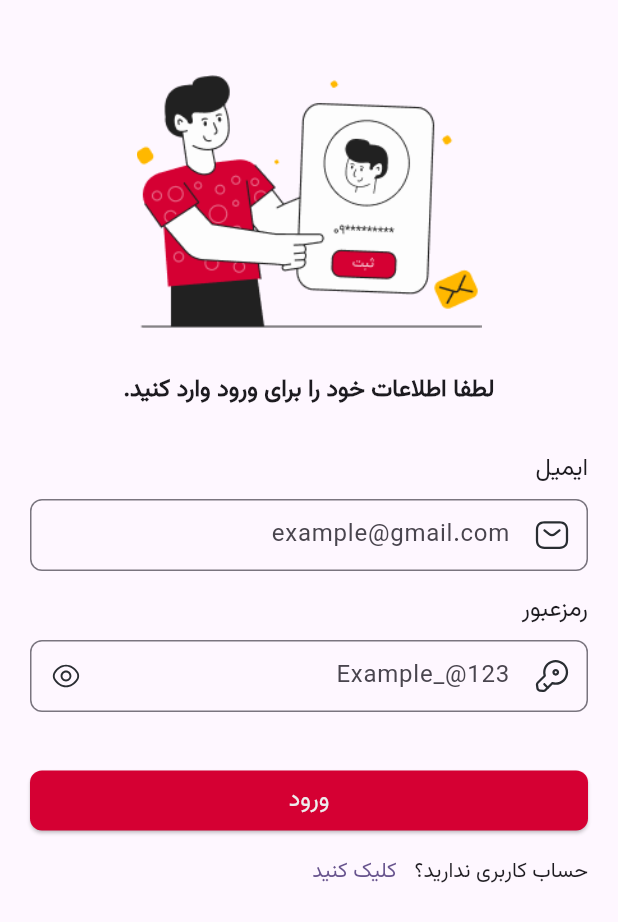
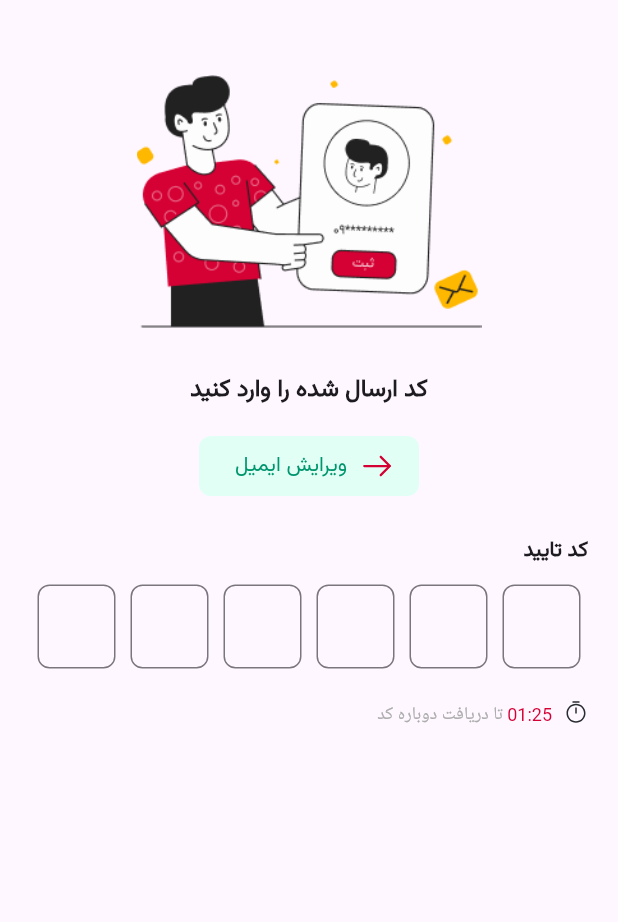
Before and after one commit to Nariman-Fallahi/khabarnameh-flutter, a Flutter app: the screen it shows after launch, on a phone screen of 412 x 824 dp. Shown: the top 922 px of the screen. Run offline on Flutter 3.47's test engine with Material 3 defaults, Android fonts, the phone set to English and light mode, and no system bars; our stand-ins replace flutter_svg, toastification.

Commit message:
Create OTP Widget. Add Text Theme.

```diff
--- a/lib/constants/icons.dart
+++ b/lib/constants/icons.dart
@@ -1,4 +1,10 @@
-const String registerIcon = 'assets/image/registerIcon.png';
+const String registerIcon = 'assets/image/register.png';
 const String userIcon = "assets/icons/user.svg";
 const String emailIcon = "assets/icons/email.svg";
 const String keyIcon = "assets/icons/key.svg";
+const String eyeIcon = "assets/icons/eye.svg";
+const String eyeSlash = "assets/icons/eye-slash.svg";
+const String otpIcon = "assets/icons/otp.svg";
+const String arrowRight = "assets/icons/arrow-right-1.svg";
+const String timerIcon = "assets/icons/timer.svg";
+const String dangerIcon = "assets/icons/danger.svg";
--- a/lib/constants/strings.dart
+++ b/lib/constants/strings.dart
@@ -1,4 +1,5 @@
 const String signUpHeaderText = 'لطفا اطلاعات خود را برای ثبت‌ نام وارد کنید.';
 const String loginHeaderText = 'لطفا اطلاعات خود را برای ورود وارد کنید.';
-const String alreadyHaveAccount = 'قبلا حساب کاربری دارید؟';
-const String dontHaveAccount = 'حساب کاربری ندارید؟';
+const String alreadyHaveAccountText = 'قبلا حساب کاربری دارید؟';
+const String dontHaveAccountText = 'حساب کاربری ندارید؟';
+const String emptyFieldText = 'مقدار این فیلد نمیتواند خالی باشد.';
--- a/lib/main.dart
+++ b/lib/main.dart
@@ -1,6 +1,7 @@
 import 'package:flutter/material.dart';
 import 'package:flutter_localizations/flutter_localizations.dart';
 import 'package:myapp/screens/login_screen.dart';
+import 'package:myapp/screens/otp_screen.dart';
 
 void main() {
   runApp(
@@ -25,10 +26,11 @@ class MyApp extends StatelessWidget {
       ],
       debugShowCheckedModeBanner: false,
       theme: ThemeData(
-          colorScheme: ColorScheme.fromSeed(seedColor: Colors.deepPurple),
-          useMaterial3: true,
-          fontFamily: 'vazirmatnR'),
-      home: const LoginScreen(),
+        colorScheme: ColorScheme.fromSeed(seedColor: Colors.deepPurple),
+        useMaterial3: true,
+        fontFamily: 'vazirmatnR',
+      ),
+      home: const OtpScreen(),
     );
   }
 }
--- a/lib/screens/login_screen.dart
+++ b/lib/screens/login_screen.dart
@@ -17,6 +17,13 @@ class _LoginScreenState extends State<LoginScreen> {
   final _formKey = GlobalKey<FormState>();
   final TextEditingController _emailController = TextEditingController();
   final TextEditingController _passwordController = TextEditingController();
+
+  @override
+  void dispose() {
+    _emailController.dispose();
+    _passwordController.dispose();
+    super.dispose();
+  }
 
   @override
   Widget build(BuildContext context) {
--- /dev/null
+++ b/lib/screens/otp_screen.dart
@@ -0,0 +1,102 @@
+import 'package:flutter/material.dart';
+import 'package:flutter_svg/flutter_svg.dart';
+import 'package:myapp/constants/icons.dart';
+import 'package:myapp/theme/app_colors.dart';
+import 'package:myapp/theme/app_text_theme.dart';
+import 'package:myapp/utils/show_toast.dart';
+import 'package:myapp/widgets/register/header.dart';
+import 'package:myapp/widgets/register/otp_field.dart';
+import 'package:toastification/toastification.dart';
+
+class OtpScreen extends StatefulWidget {
+  const OtpScreen({super.key});
+
+  @override
+  State<OtpScreen> createState() => _OtpScreenState();
+}
+
+class _OtpScreenState extends State<OtpScreen> {
+  final ValueNotifier<bool> _isError = ValueNotifier(false);
+  late String _otp;
+
+  _onOtpChanged(String value) {
+    setState(() {
+      _otp = value;
+    });
+  }
+
+  @override
+  Widget build(BuildContext context) {
+    return Scaffold(
+        body: Padding(
+      padding: const EdgeInsets.all(20),
+      child: SingleChildScrollView(
+        child: Column(
+          crossAxisAlignment: CrossAxisAlignment.center,
+          children: [
+            const Header(label: 'کد ارسال شده را وارد کنید'),
+            const SizedBox(
+              height: 15,
+            ),
+            ElevatedButton.icon(
+              onPressed: () {
+                showToastification(
+                    text: 'ارور',
+                    type: ToastificationType.error,
+                    context: context);
+              },
+              label: Text(
+                'ویرایش ایمیل',
+                style: AppTextTheme.buttonMD.copyWith(color: AppColors.success),
+              ),
+              icon: SvgPicture.asset(
+                arrowRight,
+                colorFilter:
+                    const ColorFilter.mode(AppColors.primary, BlendMode.srcIn),
+              ),
+              style: ElevatedButton.styleFrom(
+                  backgroundColor: AppColors.success3,
+                  elevation: 0,
+                  shape: RoundedRectangleBorder(
+                      borderRadius: BorderRadius.circular(8))),
+            ),
+            const SizedBox(
+              height: 20,
+            ),
+            const SizedBox(
+                width: double.infinity,
+                child: Text(
+                  'کد تایید',
+                  style: AppTextTheme.h6,
+                )),
+            const SizedBox(height: 10),
+            OtpField(
+              onOtpChanged: _onOtpChanged,
+              isError: _isError,
+            ),
+            const SizedBox(height: 8),
+            Row(
+              children: [
+                SvgPicture.asset(timerIcon, width: 16),
+                const SizedBox(width: 8),
+                RichText(
+                  text: TextSpan(
+                    text: '01:25 ',
+                    style: AppTextTheme.captionMD
+                        .copyWith(color: AppColors.primary),
+                    children: [
+                      TextSpan(
+                          text: 'تا دریافت دوباره کد',
+                          style: AppTextTheme.captionMD
+                              .copyWith(color: AppColors.grey7)),
+                    ],
+                  ),
+                ),
+              ],
+            ),
+          ],
+        ),
+      ),
+    ));
+  }
+}
--- a/lib/screens/sign_up_screen.dart
+++ b/lib/screens/sign_up_screen.dart
@@ -28,6 +28,14 @@ class _SignUpScreenState extends State<SignUpScreen> {
     super.initState();
     ApiService apiService = ApiService();
     userRepository = UserRepository(apiService);
+  }
+
+  @override
+  void dispose() {
+    _fullNameController.dispose();
+    _emailController.dispose();
+    _passwordController.dispose();
+    super.dispose();
   }
 
   // void registerUser() async {
--- a/lib/theme/app_colors.dart
+++ b/lib/theme/app_colors.dart
@@ -4,4 +4,7 @@ class AppColors {
   static const Color primary = Color(0xFFD50033);
   static const Color grey3 = Color(0xFFEDEDED);
   static const Color grey7 = Color(0xFFADADAD);
+  static const Color success = Color(0xFF00966D);
+  static const Color success3 = Color(0xFFE2FFF6);
+  static const Color error = Color(0xFFC30000);
 }
--- /dev/null
+++ b/lib/theme/app_text_theme.dart
@@ -0,0 +1,17 @@
+import 'package:flutter/material.dart';
+import 'package:myapp/theme/app_colors.dart';
+
+class AppTextTheme {
+  static const h5 =
+      TextStyle(fontSize: 16, fontWeight: FontWeight.bold, height: 1.8);
+  static const h6 =
+      TextStyle(fontSize: 14, fontWeight: FontWeight.bold, height: 1.8);
+
+  static const bodySM = TextStyle(fontSize: 14, height: 1.8);
+
+  static const buttonMD = TextStyle(fontSize: 14, height: 1.71);
+
+  static const captionMD = TextStyle(fontSize: 12, height: 1.8);
+
+  static final textError = captionMD.copyWith(color: AppColors.error);
+}
--- a/lib/widgets/register/custom_text_field.dart
+++ b/lib/widgets/register/custom_text_field.dart
@@ -1,5 +1,8 @@
 import 'package:flutter/material.dart';
 import 'package:flutter_svg/flutter_svg.dart';
+import 'package:myapp/constants/icons.dart';
+import 'package:myapp/constants/strings.dart';
+import 'package:myapp/theme/app_text_theme.dart';
 
 class CustomTextField extends StatefulWidget {
   final String label;
@@ -31,7 +34,7 @@ class _MyWidgetState extends State<CustomTextField> {
       children: [
         Text(
           widget.label,
-          style: const TextStyle(fontSize: 16),
+          style: AppTextTheme.bodySM,
         ),
         Container(
           margin: const EdgeInsets.only(top: 8),
@@ -41,7 +44,7 @@ class _MyWidgetState extends State<CustomTextField> {
             cursorHeight: 20,
             validator: (value) {
               if (value == null || value.isEmpty) {
-                return 'مقدار این فیلد نمیتواند خالی باشد.';
+                return emptyFieldText;
               }
               return null;
             },
@@ -50,6 +53,7 @@ class _MyWidgetState extends State<CustomTextField> {
             ),
             decoration: InputDecoration(
               hintText: widget.hintText,
+              errorStyle: AppTextTheme.textError,
               prefixIcon: Padding(
                 padding: const EdgeInsets.all(12),
                 child: SvgPicture.asset(
@@ -65,12 +69,8 @@ class _MyWidgetState extends State<CustomTextField> {
                           _isObscured = !_isObscured;
                         });
                       },
-                      icon: SvgPicture.asset(
-                          !_isObscured
-                              ? 'assets/icons/eye.svg'
-                              : 'assets/icons/eye-slash.svg',
-                          width: 20,
-                          height: 20),
+                      icon: SvgPicture.asset(!_isObscured ? eyeIcon : eyeSlash,
+                          width: 20, height: 20),
                     )
                   : null,
               border:
--- a/lib/widgets/register/footer.dart
+++ b/lib/widgets/register/footer.dart
@@ -17,7 +17,7 @@ class Footer extends StatelessWidget {
       alignment: Alignment.centerRight,
       child: Row(
         children: [
-          Text(isLoginScreen ? dontHaveAccount : alreadyHaveAccount),
+          Text(isLoginScreen ? dontHaveAccountText : alreadyHaveAccountText),
           TextButton(
             onPressed: () {
               Navigator.pushReplacement(
--- /dev/null
+++ b/lib/widgets/register/otp_field.dart
@@ -0,0 +1,104 @@
+import 'package:flutter/material.dart';
+import 'package:flutter_svg/flutter_svg.dart';
+import 'package:myapp/constants/icons.dart';
+import 'package:myapp/theme/app_colors.dart';
+import 'package:myapp/theme/app_text_theme.dart';
+
+class OtpField extends StatefulWidget {
+  final Function(String) onOtpChanged;
+  final ValueNotifier<bool> isError;
+
+  const OtpField({
+    super.key,
+    required this.onOtpChanged,
+    required this.isError,
+  });
+
+  @override
+  State<OtpField> createState() => _OtpFieldState();
+}
+
+class _OtpFieldState extends State<OtpField> {
+  static const _length = 6;
+  final _controllers =
+      List.generate(_length, (index) => TextEditingController());
+
+  @override
+  void dispose() {
+    for (var controller in _controllers) {
+      controller.dispose();
+    }
+    super.dispose();
+  }
+
+  void _checkOtpCompletion() {
+    String code = _controllers.map((controller) => controller.text).join();
+
+    if (code.length == _length) {
+      widget.onOtpChanged(code);
+    }
+  }
+
+  @override
+  Widget build(BuildContext context) {
+    return Column(
+      crossAxisAlignment: CrossAxisAlignment.start,
+      children: [
+        Row(
+            children: List.generate(
+                _length,
+                (index) => Expanded(
+                      child: Padding(
+                        padding: const EdgeInsets.only(right: 5, left: 5),
+                        child: SizedBox(
+                          child: Directionality(
+                            textDirection: TextDirection.ltr,
+                            child: TextField(
+                              controller: _controllers[index],
+                              keyboardType: TextInputType.number,
+                              maxLength: 1,
+                              textAlign: TextAlign.center,
+                              textAlignVertical: TextAlignVertical.center,
+                              style: const TextStyle(fontSize: 16),
+                              decoration: InputDecoration(
+                                counterText: '',
+                                border: OutlineInputBorder(
+                                  borderRadius: BorderRadius.circular(8),
+                                ),
+                              ),
+                              onChanged: (value) {
+                                if (value.isNotEmpty) {
+                                  FocusScope.of(context).nextFocus();
+                                } else {
+                                  FocusScope.of(context).previousFocus();
+                                }
+                                _checkOtpCompletion();
+                              },
+                            ),
+                          ),
+                        ),
+                      ),
+                    ))),
+        const SizedBox(height: 10),
+        widget.isError.value
+            ? Row(
+                children: [
+                  SvgPicture.asset(
+                    dangerIcon,
+                    colorFilter: const ColorFilter.mode(
+                        AppColors.error, BlendMode.srcIn),
+                    width: 16,
+                  ),
+                  const SizedBox(width: 4),
+                  Text(
+                    '‌کد وارد شده اشتباه است !',
+                    style:
+                        AppTextTheme.captionMD.copyWith(color: AppColors.error),
+                  )
+                ],
+              )
+            : const SizedBox.shrink()
+      ],
+    );
+  }
+}
```
Also changed, not shown: assets/icons/arrow-right-1.svg (added), assets/icons/danger.svg (added), assets/icons/timer.svg (added), assets/image/otp.png (added), assets/image/register.png (renamed from assets/image/registerIcon.png).
